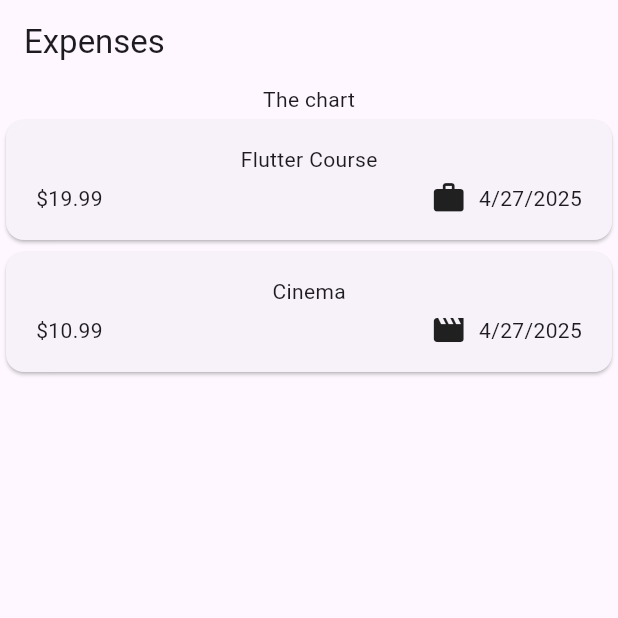
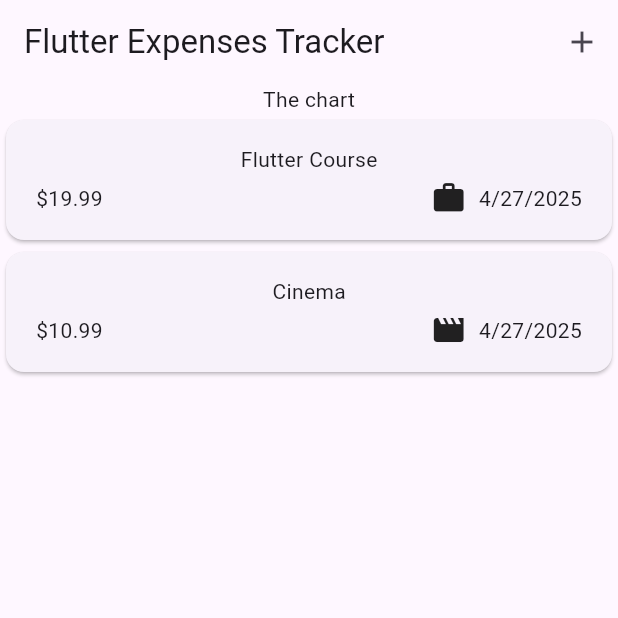
Before and after one commit to Meruem243/expense_tracker, a Flutter app: the screen it shows after launch, on a phone screen of 412 x 824 dp, the top half of it. Run offline on Flutter 3.47's test engine with Material 3 defaults, Android fonts, the phone set to English and light mode, and no system bars.

Commit message:
Update app bar

```diff
--- a/lib/widgets/expenses.dart
+++ b/lib/widgets/expenses.dart
@@ -28,7 +28,11 @@ class _ExpensesState extends State<Expenses> {
   @override
   Widget build(BuildContext context) {
     return Scaffold(
-      appBar: AppBar(title: const Text('Expenses')),
+      appBar: AppBar(
+        title: const Text('Flutter Expenses Tracker'),
+
+        actions: [IconButton(onPressed: () {}, icon: Icon(Icons.add))],
+      ),
       body: Column(
         children: [
           const Text('The chart'),
```
